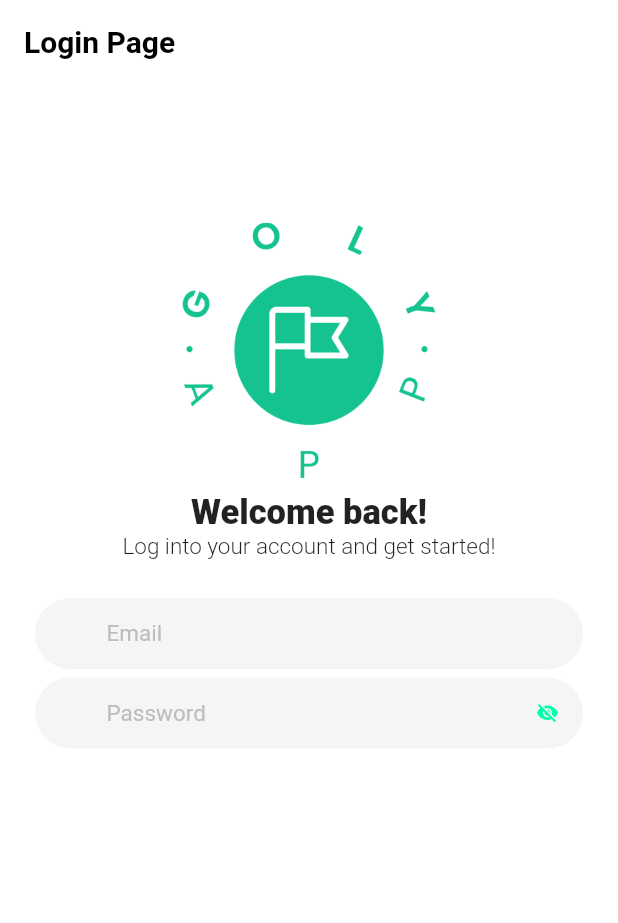
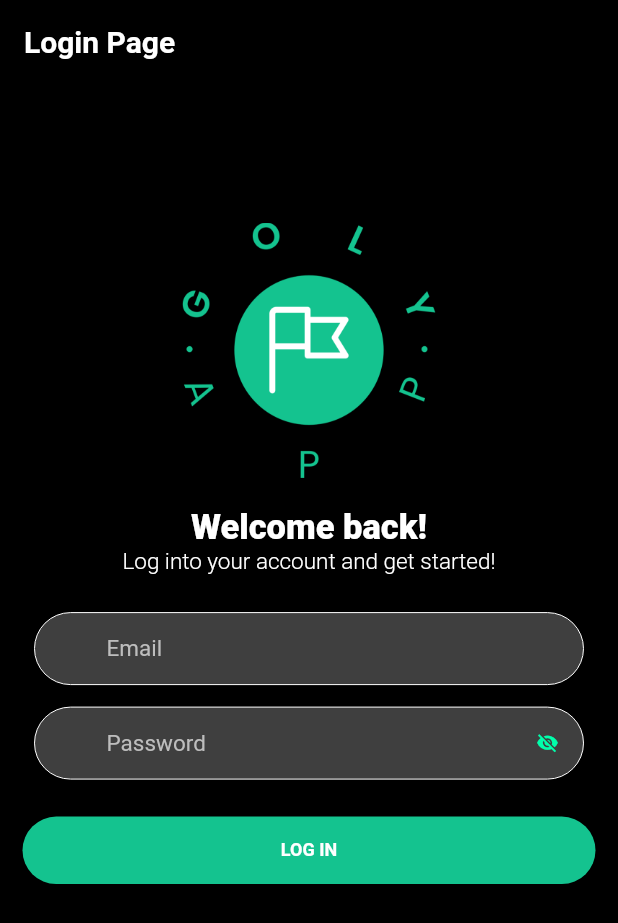
Before and after one commit to webion-hub/goly, a Flutter app: the screen it shows after launch, on a phone screen of 412 x 824 dp. Shown: the top 923 px of the screen. Run offline on Flutter 3.47's test engine with Material 2 defaults, Android fonts, the phone set to English and light mode, and no system bars; our stand-ins replace firebase_auth, firebase_core, introduction_screen; accounts and stored records are empty.

Commit message:
Add login button

```diff
--- a/lib/main.dart
+++ b/lib/main.dart
@@ -19,7 +19,7 @@ class MyApp extends StatelessWidget {
       title: Constants.appName,
       debugShowCheckedModeBanner: false,
 
-      theme: (false ? Constants.darkTheme : Constants.lightTheme),
+      theme: (true ? Constants.darkTheme : Constants.lightTheme),
       home: const LoginPage(),
       // StreamBuilder(stream: FirebaseAuth.instance.authStateChanges(),
       // builder: ((BuildContext context, snapshot) {
--- a/lib/pages/login_page.dart
+++ b/lib/pages/login_page.dart
@@ -13,8 +13,7 @@ class LoginPage extends StatelessWidget {
         title: const Text("Login Page"),
       ),
       body: ListView(
-            padding:
-                const EdgeInsets.symmetric(horizontal: 15.0, vertical: 10.0),
+        padding: const EdgeInsets.symmetric(horizontal: 15.0, vertical: 10.0),
         children: [
           SizedBox(height: MediaQuery.of(context).size.height / 10),
           SizedBox(
@@ -22,7 +21,7 @@ class LoginPage extends StatelessWidget {
             width: MediaQuery.of(context).size.width,
             child: Image.asset('assets/images/logo.png'),
           ),
-              const SizedBox(height: 10.0),
+          const SizedBox(height: 20.0),
           const Center(
             child: Text(
               'Welcome back!',
@@ -32,7 +31,7 @@ class LoginPage extends StatelessWidget {
               ),
             ),
           ),
-              Center(
+          const Center(
             child: Text(
               'Log into your account and get started!',
               style: TextStyle(
@@ -49,6 +48,7 @@ class LoginPage extends StatelessWidget {
                   hintText: "Email",
                   textInputAction: TextInputAction.next,
                 ),
+                 const SizedBox(height: 10.0),
                 PasswordFormBuilder(
                   suffix: Icons.visibility,
                   hintText: "Password",
@@ -56,8 +56,37 @@ class LoginPage extends StatelessWidget {
                   obscureText: true,
                 ),
               ],
-              ))
-            ])
+            ),
+          ),
+          const SizedBox(height: 20.0),
+          SizedBox(
+            height: 45.0,
+            width: 180.0,
+            child: ElevatedButton(
+              style: ButtonStyle(
+                shape: MaterialStateProperty.all<RoundedRectangleBorder>(
+                  RoundedRectangleBorder(
+                    borderRadius: BorderRadius.circular(40.0),
+                  ),
+                ),
+                backgroundColor: MaterialStateProperty.all<Color>(
+                  Theme.of(context).colorScheme.primary,
+                ),
+              ),
+              // highlightElevation: 4.0,
+              child: Text(
+                'Log in'.toUpperCase(),
+                style: const TextStyle(
+                  color: Colors.white,
+                  fontSize: 12.0,
+                  fontWeight: FontWeight.w600,
+                ),
+              ),
+              onPressed: () {},
+            ),
+          ),
+        ],
+      ),
       // body: SingleChildScrollView(
       //   child: Column(
       //     children: <Widget>[
--- a/lib/utils/constants.dart
+++ b/lib/utils/constants.dart
@@ -46,6 +46,7 @@ class Constants {
     ),
 
     colorScheme: ColorScheme.fromSwatch().copyWith(
+      primary: lightPrimary,
       secondary: lightAccent,
     ),
   );
@@ -56,6 +57,7 @@ class Constants {
     colorScheme: ColorScheme.fromSwatch(
       accentColor: darkAccent,
     ).copyWith(
+      primary: lightPrimary,
       secondary: darkAccent,
       brightness: Brightness.dark,
     ),
```
Lines whose indentation alone changed are shown as unchanged.
